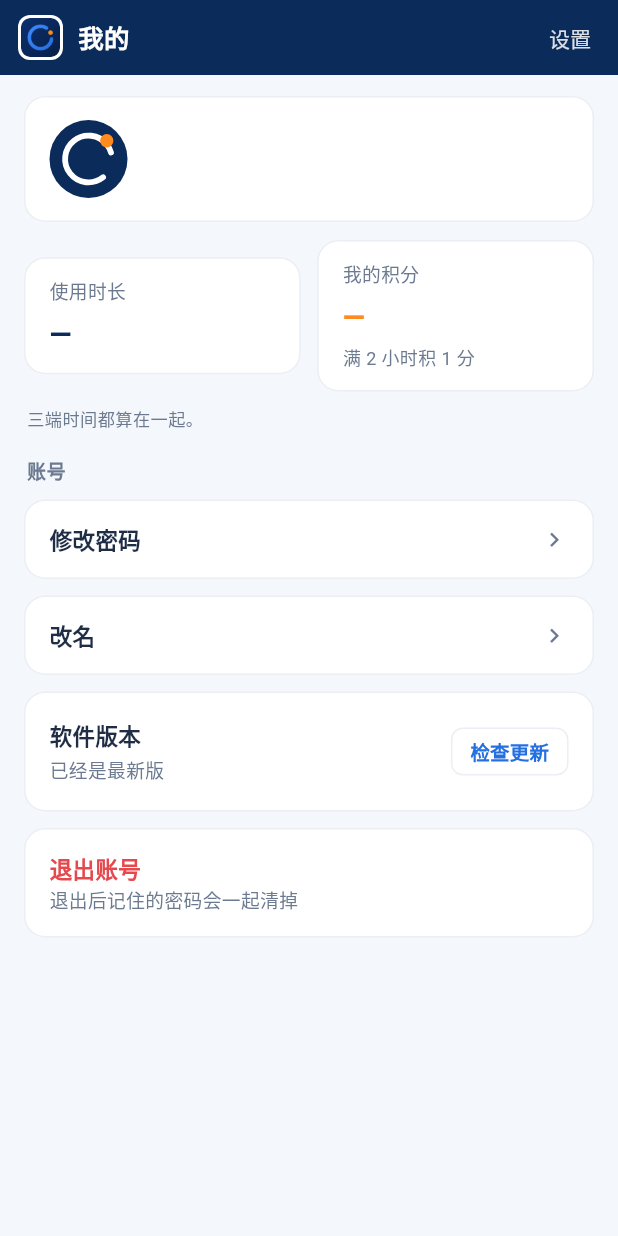
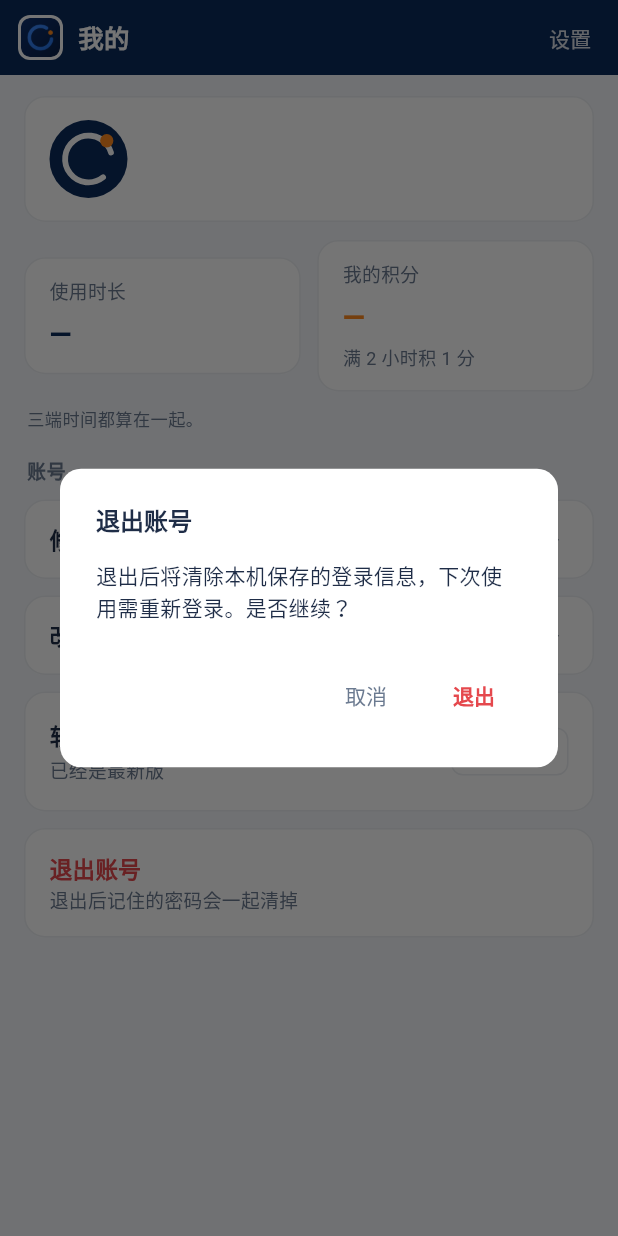
Before and after one commit to a718983610-sys/qfremote-app, a Flutter app: the MePage widget shown alone on an empty page, opened directly with empty values, after a tap on "退出账号", on a phone screen of 412 x 824 dp. Run offline on Flutter 3.47's test engine with Material 3 defaults, Android fonts, the phone set to English and light mode, and no system bars; our stand-ins replace flutter_secure_storage, open_filex, package_info_plus, shared_preferences; missing offline and left inert: flutter_inappwebview; accounts and stored records are empty; network calls fail.

Commit message:
2.3.0 线B 安卓追加十：正式退出登录（我的/设置双入口＋站长原文确认弹窗 confirmAndLogout，复用手动退出唯一收口）；槽内页与壳框架去重（藏页面自带 appbar/tabbar＋--topbar-h 归零，按 m04–m06 定版）＋target=_blank 就地打开（三 WebView 开多窗支持，修官网 pill 等新窗链接在安卓点不动）

```diff
--- /dev/null
+++ b/android-app/lib/ui/logout_confirm.dart
@@ -0,0 +1,43 @@
+import 'package:flutter/material.dart';
+
+import 'theme.dart';
+
+/// 退出登录确认文案（站长 12:18 拟稿原文，逐字使用，不许改字）。
+const String kLogoutConfirmText = '退出后将清除本机保存的登录信息，下次使用需重新登录。是否继续？';
+
+/// 正式「退出登录」确认（追加十）：我的页与设置页共用同一弹窗、同
+/// 一句文案、同一个退出收口——点确认才调 [onLogout]（主框架的手动退出
+/// 收口：清会话/凭据/记住标记、置手动退出态），点取消什么都不发生。
+Future<void> confirmAndLogout(
+  BuildContext context, {
+  required QfPalette palette,
+  required VoidCallback onLogout,
+}) async {
+  final p = palette;
+  final ok = await showDialog<bool>(
+    context: context,
+    builder: (ctx) => AlertDialog(
+      backgroundColor: p.cardColor,
+      shape: RoundedRectangleBorder(borderRadius: BorderRadius.circular(14)),
+      title: Text('退出账号',
+          style: TextStyle(color: p.onCard, fontSize: 16, fontWeight: FontWeight.w700)),
+      content: Text(kLogoutConfirmText,
+          style: TextStyle(color: p.onCard, fontSize: 14, height: 1.5)),
+      actions: [
+        TextButton(
+          onPressed: () => Navigator.of(ctx).pop(false),
+          child: Text('取消', style: TextStyle(color: p.onCardDim, fontSize: 14)),
+        ),
+        TextButton(
+          onPressed: () => Navigator.of(ctx).pop(true),
+          child: const Text('退出',
+              style: TextStyle(
+                  color: QfPalette.probeBad,
+                  fontSize: 14,
+                  fontWeight: FontWeight.w700)),
+        ),
+      ],
+    ),
+  );
+  if (ok == true) onLogout();
+}
--- a/android-app/lib/ui/me_page.dart
+++ b/android-app/lib/ui/me_page.dart
@@ -1,6 +1,7 @@
 import 'package:flutter/material.dart';
 
 import '../services/points.dart';
+import 'logout_confirm.dart';
 import 'theme.dart';
 
 /// 「我的」页（2.3.0 定版样图 m09）：个人卡＋使用时长/积分双统计卡＋账号行。
@@ -183,7 +184,8 @@ class _MePageState extends State<MePage> {
                   title: '退出账号',
                   titleColor: QfPalette.probeBad,
                   sub: '退出后记住的密码会一起清掉',
-                  onTap: widget.onLogout,
+                  onTap: () => confirmAndLogout(context,
+                      palette: p, onLogout: widget.onLogout),
                 ),
               ],
             ),
```
Also changed, not shown: android-app/lib/core/slot_nav.dart (+30 -0 lines), android-app/lib/main.dart (+37 -0 lines), android-app/lib/ui/settings_page.dart (+19 -1 lines), 3 other files.
